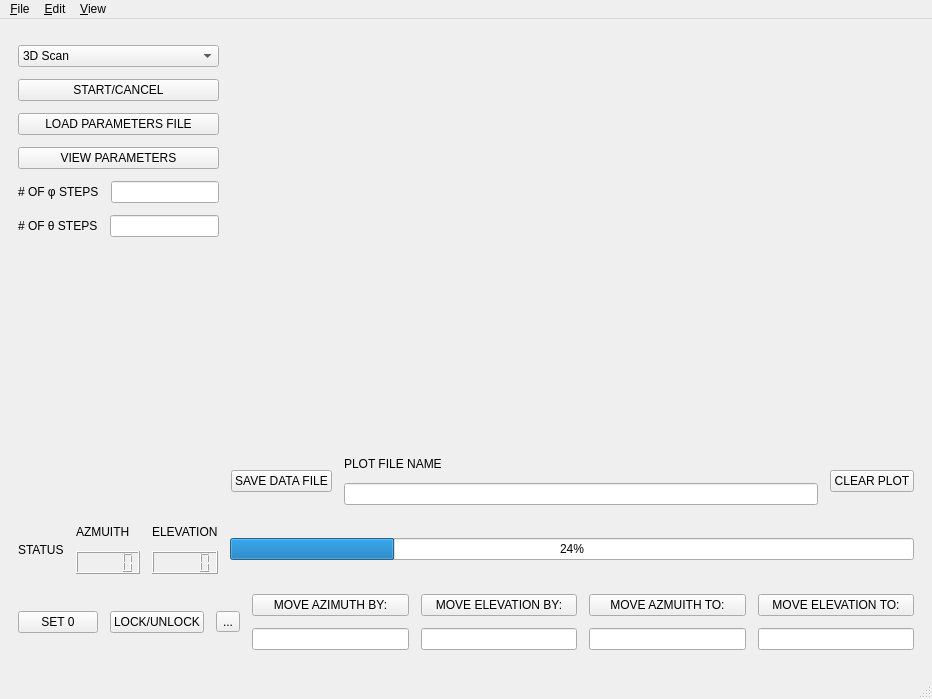
Above: gui/window.ui from ty-davis/WSU_AUTpaTT before the change. Below: the same form after it.
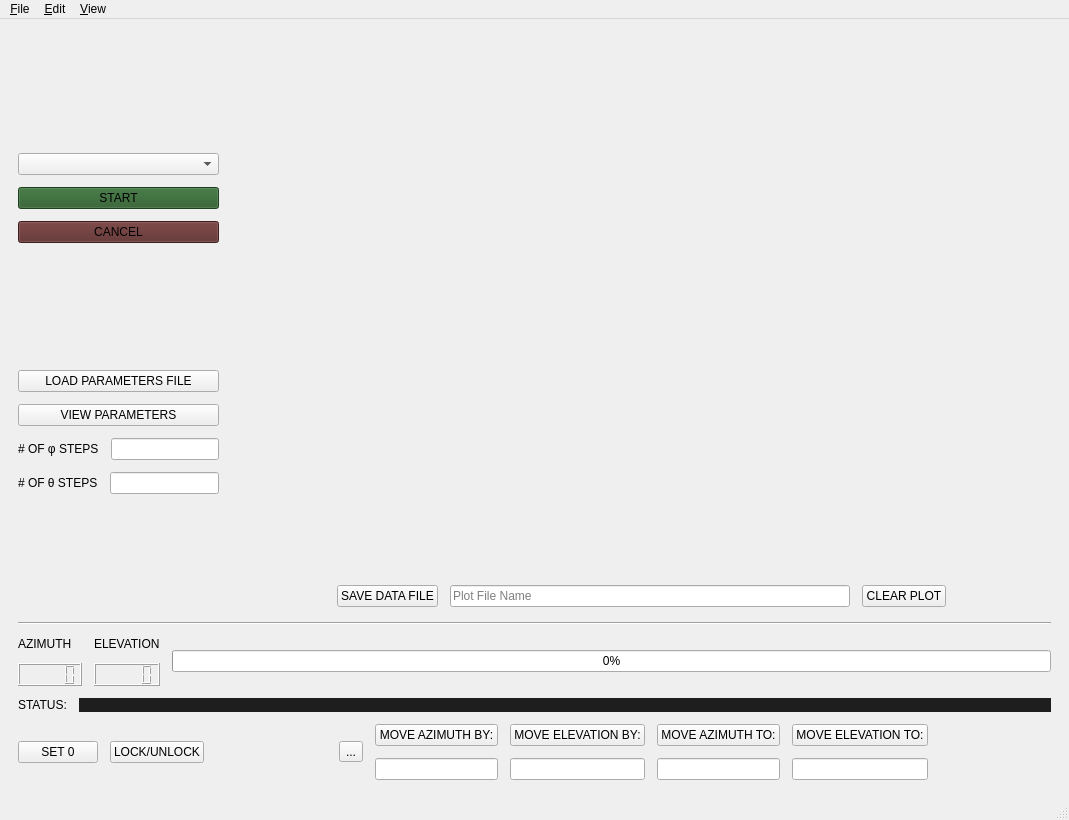
That is the form after the change. Icons and pictures are not drawn. Custom widgets are drawn as their Qt base class.

Commit message: Starting to implement the logic for the scans

The edit to the form file:
```diff
--- a/gui/window.ui
+++ b/gui/window.ui
@@ -6,21 +6,15 @@
    <rect>
     <x>0</x>
     <y>0</y>
-    <width>932</width>
-    <height>699</height>
+    <width>1069</width>
+    <height>820</height>
    </rect>
   </property>
   <property name="windowTitle">
    <string>MainWindow</string>
   </property>
   <widget class="QWidget" name="centralwidget">
-   <layout class="QFormLayout" name="formLayout">
-    <property name="horizontalSpacing">
-     <number>12</number>
-    </property>
-    <property name="verticalSpacing">
-     <number>12</number>
-    </property>
+   <layout class="QGridLayout" name="gridLayout" columnstretch="0,3">
     <property name="leftMargin">
      <number>18</number>
     </property>
@@ -33,108 +27,53 @@
     <property name="bottomMargin">
      <number>18</number>
     </property>
-    <item row="0" column="0">
-     <layout class="QVBoxLayout" name="verticalLayout_9">
+    <property name="spacing">
+     <number>12</number>
+    </property>
+    <item row="1" column="0" colspan="2">
+     <widget class="Line" name="line">
+      <property name="orientation">
+       <enum>Qt::Horizontal</enum>
+      </property>
+     </widget>
+    </item>
+    <item row="2" column="0" colspan="2">
+     <layout class="QHBoxLayout" name="horizontalLayout_3">
       <item>
-       <widget class="QComboBox" name="comboBox_2">
-        <property name="cursor">
-         <cursorShape>PointingHandCursor</cursorShape>
-        </property>
+       <layout class="QVBoxLayout" name="verticalLayout_3">
         <item>
-         <property name="text">
-          <string>3D Scan</string>
-         </property>
-        </item>
-        <item>
-         <property name="text">
-          <string>2D Scan θ</string>
-         </property>
-        </item>
-        <item>
-         <property name="text">
-          <string>2D Scan φ</string>
-         </property>
-        </item>
-       </widget>
-      </item>
-      <item>
-       <widget class="QPushButton" name="startCancelButton">
-        <property name="cursor">
-         <cursorShape>PointingHandCursor</cursorShape>
-        </property>
-        <property name="text">
-         <string>START/CANCEL</string>
-        </property>
-       </widget>
-      </item>
-      <item>
-       <widget class="QPushButton" name="load_params_b">
-        <property name="cursor">
-         <cursorShape>PointingHandCursor</cursorShape>
-        </property>
-        <property name="toolTip">
-         <string>Coming Soon...</string>
-        </property>
-        <property name="text">
-         <string>LOAD PARAMETERS FILE</string>
-        </property>
-       </widget>
-      </item>
-      <item>
-       <widget class="QPushButton" name="view_params_b">
-        <property name="text">
-         <string>VIEW PARAMETERS</string>
-        </property>
-       </widget>
-      </item>
-      <item>
-       <layout class="QHBoxLayout" name="horizontalLayout_4">
-        <item>
-         <widget class="QLabel" name="mastStepsLabel">
-          <property name="sizePolicy">
-           <sizepolicy hsizetype="Fixed" vsizetype="Fixed">
-            <horstretch>0</horstretch>
-            <verstretch>0</verstretch>
-           </sizepolicy>
-          </property>
+         <widget class="QLabel" name="azmuithLocationLabel">
           <property name="text">
-           <string># OF φ STEPS</string>
+           <string>AZIMUTH</string>
           </property>
          </widget>
         </item>
         <item>
-         <widget class="QLineEdit" name="mast_steps">
-          <property name="text">
-           <string/>
-          </property>
-         </widget>
+         <widget class="QLCDNumber" name="azmuithLocation"/>
         </item>
        </layout>
       </item>
       <item>
-       <layout class="QHBoxLayout" name="horizontalLayout_5">
+       <layout class="QVBoxLayout" name="verticalLayout_4">
         <item>
-         <widget class="QLabel" name="armStepsLabel">
-          <property name="sizePolicy">
-           <sizepolicy hsizetype="Fixed" vsizetype="Fixed">
-            <horstretch>0</horstretch>
-            <verstretch>0</verstretch>
-           </sizepolicy>
-          </property>
+         <widget class="QLabel" name="elevationLocationLabel">
           <property name="text">
-           <string># OF θ STEPS</string>
+           <string>ELEVATION</string>
           </property>
          </widget>
         </item>
         <item>
-         <widget class="QLineEdit" name="arm_steps">
-          <property name="text">
-           <string/>
-          </property>
-         </widget>
+         <widget class="QLCDNumber" name="elevationLocation"/>
         </item>
        </layout>
       </item>
+      <item>
+       <widget class="QProgressBar" name="progressBar">
+        <property name="value">
+         <number>0</number>
+        </property>
+       </widget>
+      </item>
      </layout>
     </item>
     <item row="0" column="1">
@@ -157,6 +96,19 @@
       </item>
       <item>
        <layout class="QHBoxLayout" name="horizontalLayout_2">
+        <item>
+         <spacer name="horizontalSpacer_2">
+          <property name="orientation">
+           <enum>Qt::Horizontal</enum>
+          </property>
+          <property name="sizeHint" stdset="0">
+           <size>
+            <width>13</width>
+            <height>27</height>
+           </size>
+          </property>
+         </spacer>
+        </item>
         <item>
          <widget class="QPushButton" name="pushButton_7">
           <property name="cursor">
@@ -169,18 +121,20 @@
         </item>
         <item>
          <layout class="QVBoxLayout" name="verticalLayout">
-          <item>
-           <widget class="QLabel" name="label_2">
-            <property name="text">
-             <string>PLOT FILE NAME</string>
-            </property>
-           </widget>
-          </item>
           <item>
            <widget class="QLineEdit" name="mast_steps_2">
+            <property name="minimumSize">
+             <size>
+              <width>400</width>
+              <height>0</height>
+             </size>
+            </property>
             <property name="text">
              <string/>
             </property>
+            <property name="placeholderText">
+             <string>Plot File Name</string>
+            </property>
            </widget>
           </item>
          </layout>
@@ -195,57 +149,24 @@
           </property>
          </widget>
         </item>
-       </layout>
-      </item>
-     </layout>
-    </item>
-    <item row="1" column="0" colspan="2">
-     <layout class="QHBoxLayout" name="horizontalLayout_3">
-      <item>
-       <widget class="QLabel" name="statusBarLabel">
-        <property name="text">
-         <string>STATUS</string>
-        </property>
-       </widget>
-      </item>
-      <item>
-       <layout class="QVBoxLayout" name="verticalLayout_3">
         <item>
-         <widget class="QLabel" name="azmuithLocationLabel">
-          <property name="text">
-           <string>AZMUITH</string>
+         <spacer name="horizontalSpacer_3">
+          <property name="orientation">
+           <enum>Qt::Horizontal</enum>
           </property>
-         </widget>
-        </item>
-        <item>
-         <widget class="QLCDNumber" name="azmuithLocation"/>
-        </item>
-       </layout>
-      </item>
-      <item>
-       <layout class="QVBoxLayout" name="verticalLayout_4">
-        <item>
-         <widget class="QLabel" name="elevationLocationLabel">
-          <property name="text">
-           <string>ELEVATION</string>
+          <property name="sizeHint" stdset="0">
+           <size>
+            <width>13</width>
+            <height>27</height>
+           </size>
           </property>
-         </widget>
+         </spacer>
         </item>
-        <item>
-         <widget class="QLCDNumber" name="elevationLocation"/>
-        </item>
        </layout>
       </item>
-      <item>
-       <widget class="QProgressBar" name="progressBar">
-        <property name="value">
-         <number>24</number>
-        </property>
-       </widget>
-      </item>
      </layout>
     </item>
-    <item row="2" column="0" colspan="2">
+    <item row="4" column="0" colspan="2">
      <layout class="QHBoxLayout" name="horizontalLayout">
       <item>
        <widget class="QPushButton" name="set0Button">
@@ -270,6 +191,19 @@
         </property>
        </widget>
       </item>
+      <item>
+       <spacer name="horizontalSpacer">
+        <property name="orientation">
+         <enum>Qt::Horizontal</enum>
+        </property>
+        <property name="sizeHint" stdset="0">
+         <size>
+          <width>40</width>
+          <height>20</height>
+         </size>
+        </property>
+       </spacer>
+      </item>
       <item>
        <widget class="QToolButton" name="move_with_arrows_button">
         <property name="toolTip">
@@ -339,7 +273,7 @@
            <cursorShape>PointingHandCursor</cursorShape>
           </property>
           <property name="text">
-           <string>MOVE AZMUITH TO:</string>
+           <string>MOVE AZIMUTH TO:</string>
           </property>
          </widget>
         </item>
@@ -373,6 +307,202 @@
         </item>
        </layout>
       </item>
+      <item>
+       <spacer name="horizontalSpacer_4">
+        <property name="orientation">
+         <enum>Qt::Horizontal</enum>
+        </property>
+        <property name="sizeHint" stdset="0">
+         <size>
+          <width>40</width>
+          <height>20</height>
+         </size>
+        </property>
+       </spacer>
+      </item>
+     </layout>
+    </item>
+    <item row="0" column="0">
+     <layout class="QVBoxLayout" name="verticalLayout_9">
+      <item>
+       <spacer name="verticalSpacer_2">
+        <property name="orientation">
+         <enum>Qt::Vertical</enum>
+        </property>
+        <property name="sizeHint" stdset="0">
+         <size>
+          <width>20</width>
+          <height>40</height>
+         </size>
+        </property>
+       </spacer>
+      </item>
+      <item>
+       <widget class="QComboBox" name="select_scan">
+        <property name="sizePolicy">
+         <sizepolicy hsizetype="Preferred" vsizetype="Fixed">
+          <horstretch>0</horstretch>
+          <verstretch>0</verstretch>
+         </sizepolicy>
+        </property>
+        <property name="cursor">
+         <cursorShape>PointingHandCursor</cursorShape>
+        </property>
+       </widget>
+      </item>
+      <item>
+       <widget class="QPushButton" name="start_button">
+        <property name="cursor">
+         <cursorShape>PointingHandCursor</cursorShape>
+        </property>
+        <property name="styleSheet">
+         <string notr="true">background-color: rgb(40, 90, 40);</string>
+        </property>
+        <property name="text">
+         <string>START</string>
+        </property>
+       </widget>
+      </item>
+      <item>
+       <widget class="QPushButton" name="cancel_button">
+        <property name="styleSheet">
+         <string notr="true">background-color: rgb(90, 40, 40);</string>
+        </property>
+        <property name="text">
+         <string>CANCEL</string>
+        </property>
+       </widget>
+      </item>
+      <item>
+       <spacer name="verticalSpacer_3">
+        <property name="orientation">
+         <enum>Qt::Vertical</enum>
+        </property>
+        <property name="sizeHint" stdset="0">
+         <size>
+          <width>20</width>
+          <height>40</height>
+         </size>
+        </property>
+       </spacer>
+      </item>
+      <item>
+       <widget class="QPushButton" name="load_params_b">
+        <property name="cursor">
+         <cursorShape>PointingHandCursor</cursorShape>
+        </property>
+        <property name="toolTip">
+         <string>Coming Soon...</string>
+        </property>
+        <property name="text">
+         <string>LOAD PARAMETERS FILE</string>
+        </property>
+       </widget>
+      </item>
+      <item>
+       <widget class="QPushButton" name="view_params_b">
+        <property name="text">
+         <string>VIEW PARAMETERS</string>
+        </property>
+       </widget>
+      </item>
+      <item>
+       <layout class="QHBoxLayout" name="horizontalLayout_4">
+        <item>
+         <widget class="QLabel" name="mastStepsLabel">
+          <property name="sizePolicy">
+           <sizepolicy hsizetype="Fixed" vsizetype="Fixed">
+            <horstretch>0</horstretch>
+            <verstretch>0</verstretch>
+           </sizepolicy>
+          </property>
+          <property name="text">
+           <string># OF φ STEPS</string>
+          </property>
+         </widget>
+        </item>
+        <item>
+         <widget class="QLineEdit" name="mast_steps">
+          <property name="text">
+           <string/>
+          </property>
+         </widget>
+        </item>
+       </layout>
+      </item>
+      <item>
+       <layout class="QHBoxLayout" name="horizontalLayout_5">
+        <item>
+         <widget class="QLabel" name="armStepsLabel">
+          <property name="sizePolicy">
+           <sizepolicy hsizetype="Fixed" vsizetype="Fixed">
+            <horstretch>0</horstretch>
+            <verstretch>0</verstretch>
+           </sizepolicy>
+          </property>
+          <property name="text">
+           <string># OF θ STEPS</string>
+          </property>
+         </widget>
+        </item>
+        <item>
+         <widget class="QLineEdit" name="arm_steps">
+          <property name="text">
+           <string/>
+          </property>
+         </widget>
+        </item>
+       </layout>
+      </item>
+      <item>
+       <spacer name="verticalSpacer">
+        <property name="orientation">
+         <enum>Qt::Vertical</enum>
+        </property>
+        <property name="sizeHint" stdset="0">
+         <size>
+          <width>20</width>
+          <height>40</height>
+         </size>
+        </property>
+       </spacer>
+      </item>
+     </layout>
+    </item>
+    <item row="3" column="0" colspan="2">
+     <layout class="QHBoxLayout" name="horizontalLayout_6" stretch="0,0">
+      <property name="topMargin">
+       <number>0</number>
+      </property>
+      <item>
+       <widget class="QLabel" name="STATUS">
+        <property name="sizePolicy">
+         <sizepolicy hsizetype="Fixed" vsizetype="Preferred">
+          <horstretch>0</horstretch>
+          <verstretch>0</verstretch>
+         </sizepolicy>
+        </property>
+        <property name="text">
+         <string>STATUS:</string>
+        </property>
+       </widget>
+      </item>
+      <item>
+       <widget class="QLabel" name="status_label">
+        <property name="sizePolicy">
+         <sizepolicy hsizetype="Expanding" vsizetype="Preferred">
+          <horstretch>0</horstretch>
+          <verstretch>0</verstretch>
+         </sizepolicy>
+        </property>
+        <property name="styleSheet">
+         <string notr="true">background-color: rgb(30, 30, 30);</string>
+        </property>
+        <property name="text">
+         <string/>
+        </property>
+       </widget>
+      </item>
      </layout>
     </item>
    </layout>
@@ -382,7 +512,7 @@
     <rect>
      <x>0</x>
      <y>0</y>
-     <width>932</width>
+     <width>1069</width>
      <height>26</height>
     </rect>
    </property>
```
Left out of the diff: 5 changed lines with no effect on the pictures. The commit also changes 5 other files.
